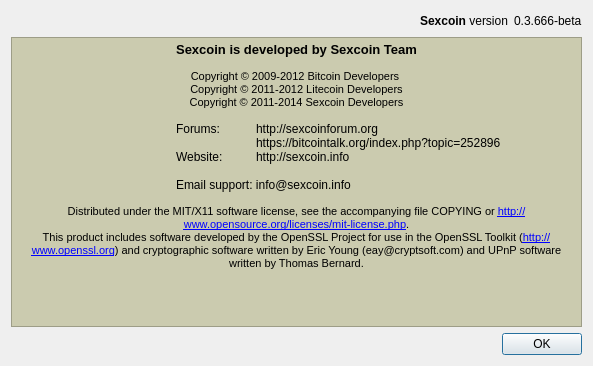
Old version of the form src/qt/forms/aboutdialog.ui in the repository sexcoin-project/sexcoin.
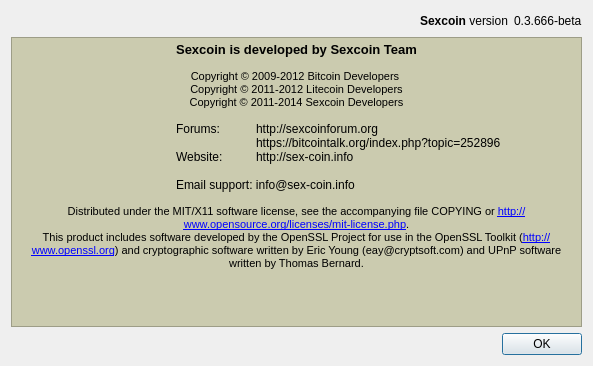
New version of the form. Icons and pictures are not drawn.

Commit message: fix email addresses and domain names

What changed in the file:
```diff
--- a/src/qt/forms/aboutdialog.ui
+++ b/src/qt/forms/aboutdialog.ui
@@ -86,9 +86,9 @@
 &lt;p style=&quot;-qt-paragraph-type:empty; margin-top:0px; margin-bottom:0px; margin-left:0px; margin-right:0px; -qt-block-indent:0; text-indent:0px; font-size:8pt;&quot;&gt;&lt;br /&gt;&lt;/p&gt;
 &lt;p style=&quot; margin-top:0px; margin-bottom:0px; margin-left:0px; margin-right:0px; -qt-block-indent:0; text-indent:0px;&quot;&gt;&lt;span style=&quot; font-size:9pt; color:#000000;&quot;&gt;		Forums:	http://sexcoinforum.org       &lt;/span&gt;&lt;/p&gt;
 &lt;p style=&quot; margin-top:0px; margin-bottom:0px; margin-left:0px; margin-right:0px; -qt-block-indent:0; text-indent:0px;&quot;&gt;&lt;span style=&quot; font-size:9pt; color:#000000;&quot;&gt;			https://bitcointalk.org/index.php?topic=252896&lt;/span&gt;&lt;/p&gt;
-&lt;p style=&quot; margin-top:0px; margin-bottom:0px; margin-left:0px; margin-right:0px; -qt-block-indent:0; text-indent:0px;&quot;&gt;&lt;span style=&quot; font-size:9pt; color:#000000;&quot;&gt;		Website:	http://sexcoin.info&lt;/span&gt;&lt;/p&gt;
+&lt;p style=&quot; margin-top:0px; margin-bottom:0px; margin-left:0px; margin-right:0px; -qt-block-indent:0; text-indent:0px;&quot;&gt;&lt;span style=&quot; font-size:9pt; color:#000000;&quot;&gt;		Website:	http://sex-coin.info&lt;/span&gt;&lt;/p&gt;
 &lt;p style=&quot; margin-top:0px; margin-bottom:0px; margin-left:0px; margin-right:0px; -qt-block-indent:0; text-indent:0px;&quot;&gt;&lt;span style=&quot; font-size:9pt; color:#000000;&quot;&gt;		&lt;/span&gt;&lt;/p&gt;
-&lt;p style=&quot; margin-top:0px; margin-bottom:0px; margin-left:0px; margin-right:0px; -qt-block-indent:0; text-indent:0px;&quot;&gt;&lt;span style=&quot; font-size:9pt; color:#000000;&quot;&gt;		Email support: info@sexcoin.info&lt;/span&gt;&lt;/p&gt;
+&lt;p style=&quot; margin-top:0px; margin-bottom:0px; margin-left:0px; margin-right:0px; -qt-block-indent:0; text-indent:0px;&quot;&gt;&lt;span style=&quot; font-size:9pt; color:#000000;&quot;&gt;		Email support: info@sex-coin.info&lt;/span&gt;&lt;/p&gt;
 &lt;p style=&quot;-qt-paragraph-type:empty; margin-top:0px; margin-bottom:0px; margin-left:0px; margin-right:0px; -qt-block-indent:0; text-indent:0px; font-size:8pt;&quot;&gt;&lt;br /&gt;&lt;/p&gt;
 &lt;p align=&quot;center&quot; style=&quot; margin-top:0px; margin-bottom:0px; margin-left:0px; margin-right:0px; -qt-block-indent:0; text-indent:0px;&quot;&gt;&lt;span style=&quot; font-size:8pt;&quot;&gt;Distributed under the MIT/X11 software license, see the accompanying file COPYING or &lt;/span&gt;&lt;span style=&quot; font-size:8pt; text-decoration: underline; color:#0000ff;&quot;&gt;http://www.opensource.org/licenses/mit-license.php&lt;/span&gt;&lt;span style=&quot; font-size:8pt;&quot;&gt;.&lt;/span&gt;&lt;/p&gt;
 &lt;p align=&quot;center&quot; style=&quot; margin-top:0px; margin-bottom:0px; margin-left:0px; margin-right:0px; -qt-block-indent:0; text-indent:0px;&quot;&gt;&lt;span style=&quot; font-size:8pt;&quot;&gt;This product includes software developed by the OpenSSL Project for use in the OpenSSL Toolkit (&lt;/span&gt;&lt;span style=&quot; font-size:8pt; text-decoration: underline; color:#0000ff;&quot;&gt;http://www.openssl.org&lt;/span&gt;&lt;span style=&quot; font-size:8pt;&quot;&gt;) and cryptographic software written by Eric Young (eay@cryptsoft.com) and UPnP software written by Thomas Bernard.&lt;/span&gt;&lt;/p&gt;&lt;/body&gt;&lt;/html&gt;</string>
```
The commit also changes 1 other file.
